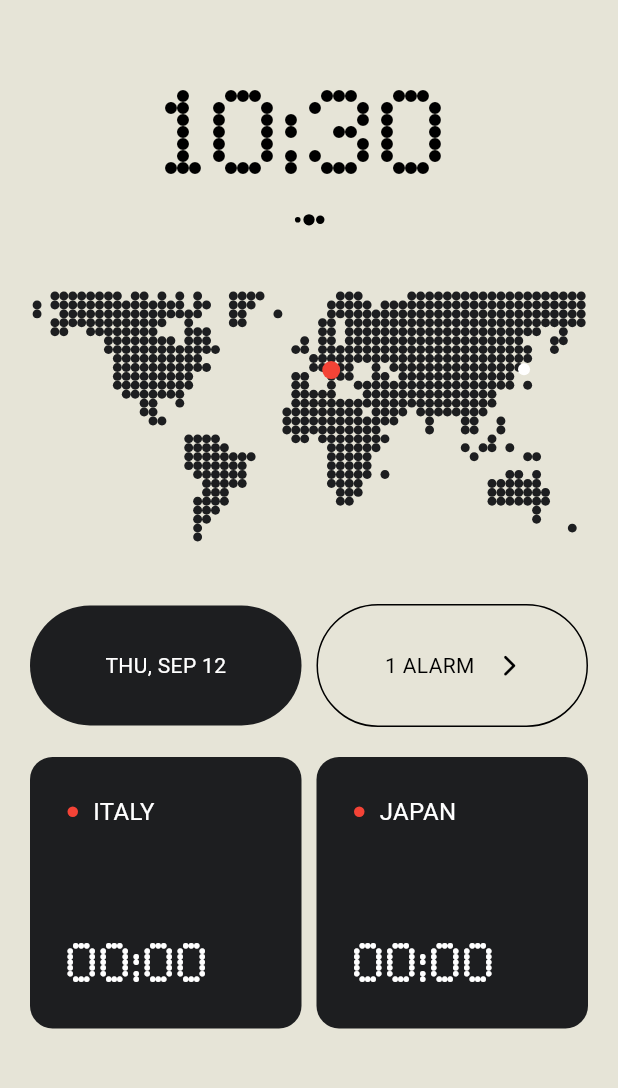
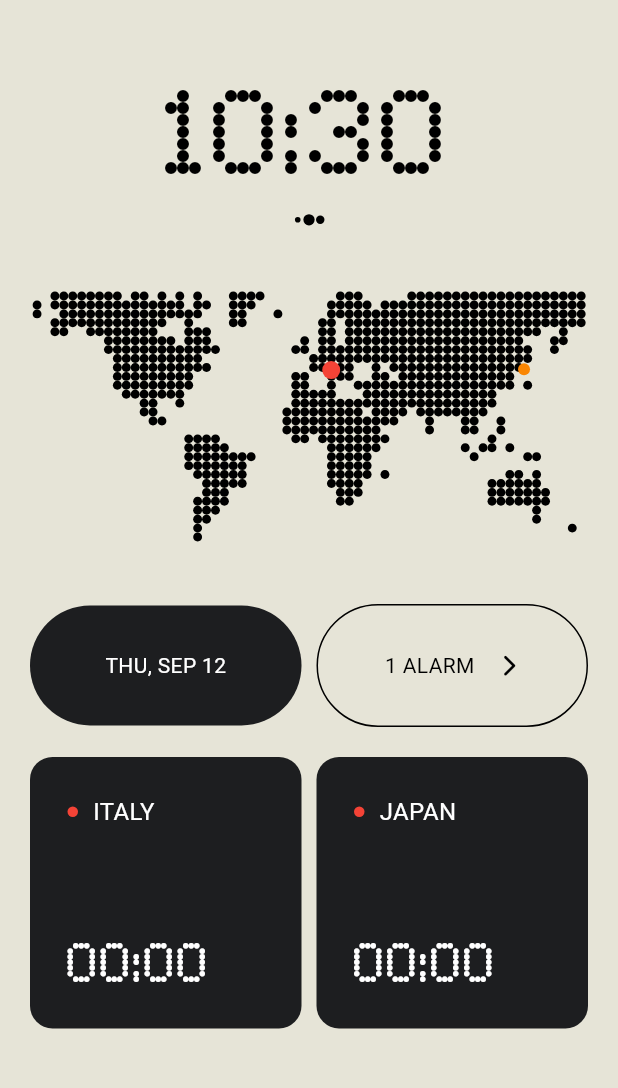
Before and after one commit to SushiiReboot/Nothing-Clock, a Flutter app: the screen it shows after launch, on a phone screen of 412 x 824 dp, the part 57-1145 px from its top. Run offline on Flutter 3.47's test engine with Material 3 defaults, Android fonts, the phone set to English and light mode, and no system bars; our stand-ins replace dotted_border, flutter_svg, font_awesome_flutter, geocoding, geolocator, loading_animation_widget and 2 more; missing offline and left inert: flutter_displaymode, worldtime.

Commit message:
Adjust location pin color for light mode.

```diff
--- a/lib/screens/clock_screen.dart
+++ b/lib/screens/clock_screen.dart
@@ -147,7 +147,6 @@ class _LocationInfoState extends State<LocationInfo> {
                 return Text('Error: ${snapshot.error}');
               } else {
                 final offset = snapshot.data ?? "0";
-                print("TES:");
 
                 if (location.currentAddress?.locality == null ||
                     location.currentPosition?.latitude == null ||
@@ -160,13 +159,11 @@ class _LocationInfoState extends State<LocationInfo> {
                 return Column(
                   children: [
                     Text(
-                      // "${location.currentAddress?.locality} | UTC $offset",
-                      "Italy | UTC $offset",
+                      "${location.currentAddress?.locality} | UTC $offset",
                       style: const TextStyle(fontSize: 16),
                     ),
                     Text(
-                      // "${location.currentPosition?.latitude}, ${location.currentPosition?.longitude}",
-                      "41.87194, 9.1900",
+                      "${location.currentPosition?.latitude}, ${location.currentPosition?.longitude}",
                       style: TextStyle(
                           fontSize: 12,
                           color: theme.colorScheme.onSurface.withOpacity(0.8)),
--- a/lib/widgets/world_map.dart
+++ b/lib/widgets/world_map.dart
@@ -1,6 +1,8 @@
 import 'package:flutter/material.dart';
 import 'package:flutter_svg/svg.dart';
+import 'package:nothing_clock/providers/theme_provider.dart';
 import 'package:nothing_clock/services/dot_map_converter.dart';
+import 'package:provider/provider.dart';
 
 class WorldMap extends StatelessWidget {
   const WorldMap({super.key});
@@ -15,6 +17,12 @@ class WorldMap extends StatelessWidget {
     Offset tokyoCoords =
         DotMapConverter.convertCoordsToMapCoords(35.6895, 139.6917);
 
+    final themeProvider = Provider.of<ThemeProvider>(context);
+
+    final otherLocationPinColor = themeProvider.isDarkMode
+        ? const Color.fromARGB(255, 255, 255, 255)
+        : const Color.fromARGB(255, 250, 134, 2);
+
     return Stack(
       children: [
         Container(
@@ -23,15 +31,17 @@ class WorldMap extends StatelessWidget {
             width: 370,
             "lib/assets/map/map.svg",
             colorFilter: ColorFilter.mode(
-              theme.colorScheme.tertiary,
+              themeProvider.isDarkMode
+                  ? const Color.fromARGB(255, 59, 59, 59)
+                  : Colors.black,
               BlendMode.srcIn,
             ),
           ),
         ),
         _addDotToMap(sicilyCoords.dx - 1, sicilyCoords.dy - 2, true, Colors.red,
-            Colors.white),
+            otherLocationPinColor),
         _addDotToMap(tokyoCoords.dx - 1, tokyoCoords.dy - 2, false, Colors.red,
-            Colors.white),
+            otherLocationPinColor),
       ],
     );
   }
```
